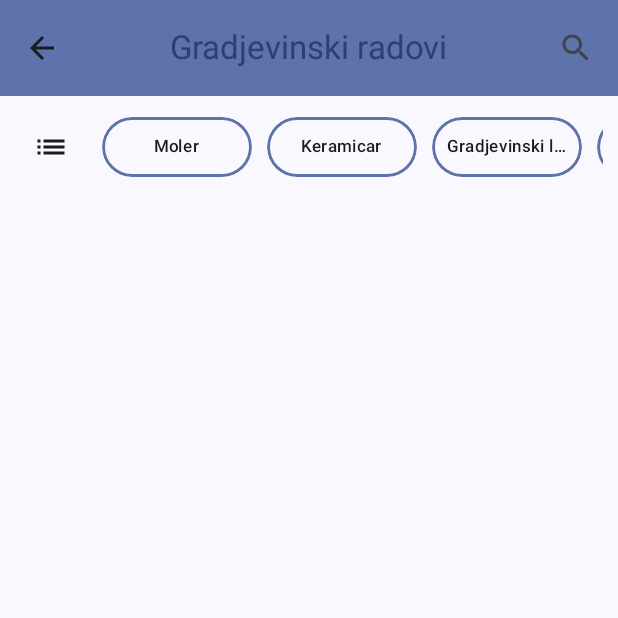
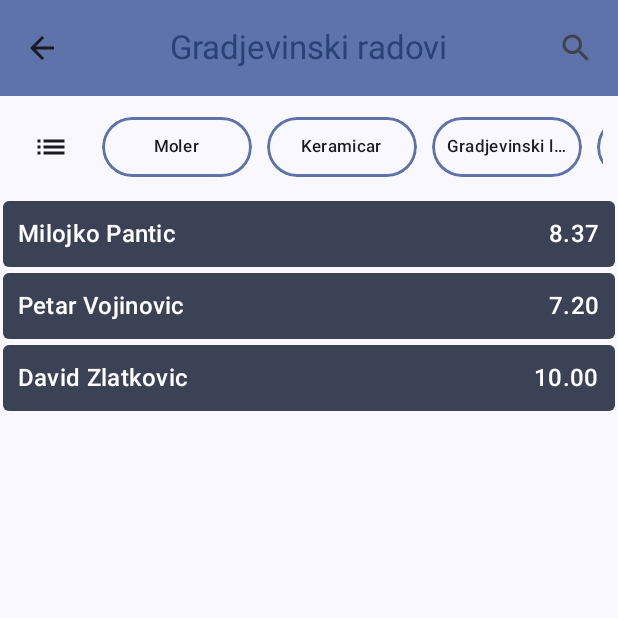
Before and after one commit to nikolakrstic99/Majstor, an Android app built with Jetpack Compose: the screen it shows after launch (MainActivity), on a phone screen of 412 x 824 dp, the top half of it. Run offline under Robolectric (Android 15) with nearby library versions, the phone set to English and light mode, and no system bars.

Commit message:
add filtered repairmen

```diff
--- a/AndroidApp/app/src/main/java/com/master/app/MainActivity.kt
+++ b/AndroidApp/app/src/main/java/com/master/app/MainActivity.kt
@@ -6,6 +6,7 @@ import androidx.activity.compose.setContent
 import androidx.activity.enableEdgeToEdge
 import com.master.app.data.model.Blog
 import com.master.app.data.model.BlogInfo
+import com.master.app.data.model.Repairman
 import com.master.app.data.model.RepairmentCategory
 import com.master.app.ui.blog.BlogPreview
 import com.master.app.ui.blog.BlogScreen
@@ -28,7 +29,26 @@ class MainActivity : ComponentActivity() {
                         136,
                         "pictureURL"
                     ),
-                    listOf()
+                    listOf(
+                        Repairman(
+                            1,
+                            "Milojko Pantic",
+                            8.3723725,
+                            listOf("Moler", "Parketar")
+                        ),
+                        Repairman(
+                            2,
+                            "Petar Vojinovic",
+                            7.2,
+                            listOf("Parketar")
+                        ),
+                        Repairman(
+                            3,
+                            "David Zlatkovic",
+                            10.0,
+                            listOf("Moler")
+                        )
+                    )
                 )
             }
         }
--- a/AndroidApp/app/src/main/java/com/master/app/data/model/Repairman.kt
+++ b/AndroidApp/app/src/main/java/com/master/app/data/model/Repairman.kt
@@ -3,6 +3,7 @@ package com.master.app.data.model
 data class Repairman(
     val id: Int,
     val name: String,
-    val averageScore: Float,
-    val categoryId: Int // Subcategory ID
+    val averageRating: Double,
+    // One repairman can be in multiple categories (e.g. parquet or ceramist)
+    val categories: List<String>
 )
--- /dev/null
+++ b/AndroidApp/app/src/main/java/com/master/app/ui/repairment/RepairmanPreview.kt
@@ -0,0 +1,61 @@
+package com.master.app.ui.repairment
+
+import android.annotation.SuppressLint
+import androidx.compose.foundation.background
+import androidx.compose.foundation.layout.Arrangement
+import androidx.compose.foundation.layout.Row
+import androidx.compose.foundation.layout.fillMaxWidth
+import androidx.compose.foundation.layout.padding
+import androidx.compose.material3.MaterialTheme
+import androidx.compose.material3.Text
+import androidx.compose.runtime.Composable
+import androidx.compose.ui.Alignment
+import androidx.compose.ui.Modifier
+import androidx.compose.ui.draw.clip
+import androidx.compose.ui.tooling.preview.Preview
+import androidx.compose.ui.unit.dp
+import com.master.app.data.model.Repairman
+import com.master.app.ui.theme.AndroidAppTheme
+
+@SuppressLint("DefaultLocale")
+@Composable
+fun RepairmanPreview(
+    repairman: Repairman,
+    modifier: Modifier = Modifier
+) {
+    Row(
+        verticalAlignment = Alignment.CenterVertically,
+        horizontalArrangement = Arrangement.SpaceBetween,
+        modifier = modifier
+            .fillMaxWidth()
+            .clip(MaterialTheme.shapes.extraSmall)
+            .background(MaterialTheme.colorScheme.secondary)
+            .padding(10.dp)
+    ) {
+        Text(
+            text = repairman.name,
+            style = MaterialTheme.typography.titleMedium,
+            color = MaterialTheme.colorScheme.onSecondary
+        )
+        Text(
+            text = String.format("%.2f", repairman.averageRating),
+            style = MaterialTheme.typography.titleMedium,
+            color = MaterialTheme.colorScheme.onSecondary
+        )
+    }
+}
+
+@Preview(showBackground = true)
+@Composable
+fun RepairmanPreviewPreview() {
+    AndroidAppTheme {
+        RepairmanPreview(
+            Repairman(
+                1,
+                "Milojko Pantic",
+                8.3723725,
+                listOf("Moler", "Parketar")
+            )
+        )
+    }
+}
--- a/AndroidApp/app/src/main/java/com/master/app/ui/repairment/RepairmenSearchScreen.kt
+++ b/AndroidApp/app/src/main/java/com/master/app/ui/repairment/RepairmenSearchScreen.kt
@@ -8,6 +8,9 @@ import androidx.compose.foundation.layout.Row
 import androidx.compose.foundation.layout.fillMaxWidth
 import androidx.compose.foundation.layout.padding
 import androidx.compose.foundation.layout.size
+import androidx.compose.foundation.layout.width
+import androidx.compose.foundation.lazy.LazyColumn
+import androidx.compose.foundation.lazy.items
 import androidx.compose.foundation.rememberScrollState
 import androidx.compose.material.icons.Icons
 import androidx.compose.material.icons.filled.ArrowBack
@@ -16,6 +19,7 @@ import androidx.compose.material.icons.filled.Menu
 import androidx.compose.material.icons.filled.Search
 import androidx.compose.material.icons.filled.Settings
 import androidx.compose.material3.CenterAlignedTopAppBar
+import androidx.compose.material3.Divider
 import androidx.compose.material3.ExperimentalMaterial3Api
 import androidx.compose.material3.Icon
 import androidx.compose.material3.IconButton
@@ -95,11 +99,19 @@ fun RepairmenSearchScreen(
                         contentDescription = "Search for repairmen"
                     )
                 }
-                selectedFilters.forEach {
+                selectedFilters.forEach { selectedFilter ->
                     ClippedIconButton(
-                        text = it,
+                        text = selectedFilter,
                         onClick = { /*TODO*/ },
                         Modifier.size(width = 100.dp, height = 40.dp)
+                    )
+                }
+            }
+            LazyColumn {
+                items(repairmen) { repairman ->
+                    RepairmanPreview(
+                        repairman = repairman,
+                        Modifier.padding(2.dp)
                     )
                 }
             }
@@ -118,7 +130,26 @@ fun RepairmenSearchScreenPreview() {
                 136,
                 "pictureURL"
             ),
-            listOf()
+            listOf(
+                Repairman(
+                    1,
+                    "Milojko Pantic",
+                    8.3723725,
+                    listOf("Moler", "Parketar")
+                ),
+                Repairman(
+                    2,
+                    "Petar Vojinovic",
+                    7.2,
+                    listOf("Parketar")
+                ),
+                Repairman(
+                    3,
+                    "David Zlatkovic",
+                    10.0,
+                    listOf("Moler")
+                )
+            )
         )
     }
 }
```
